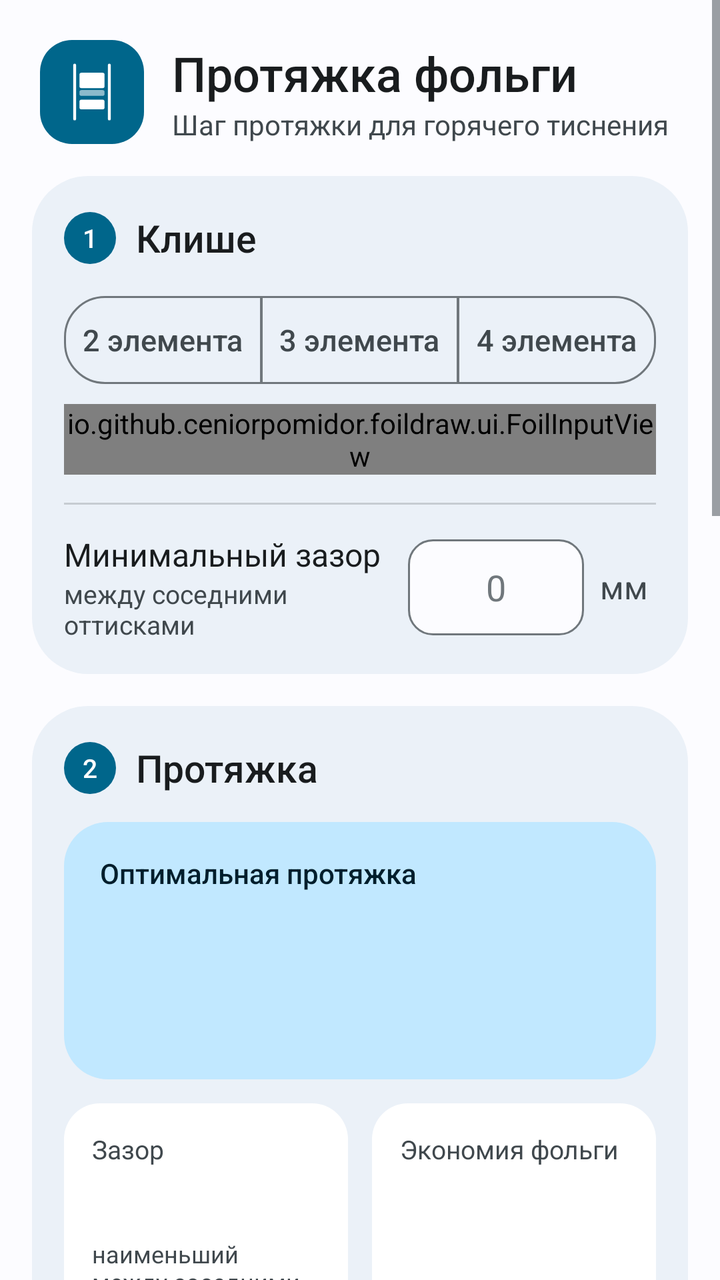
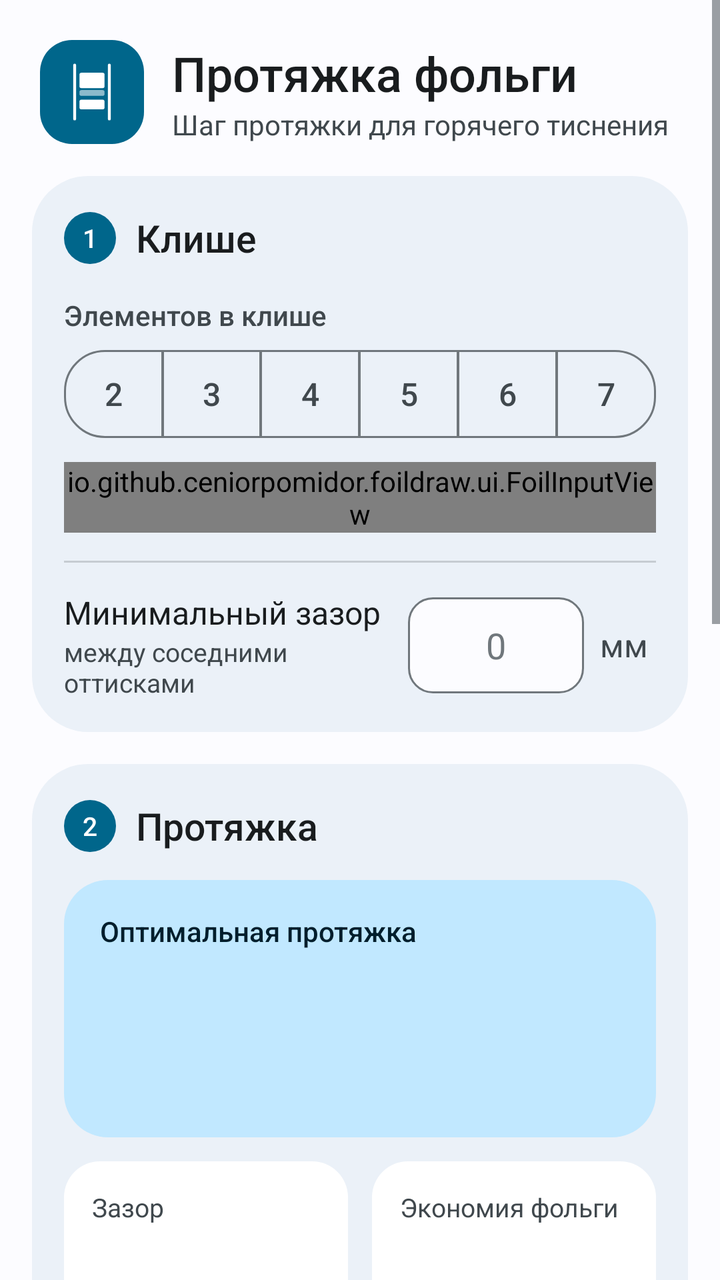

Before-and-after screenshots of an Android layout around one commit, followed by the original layout XML and the change that was made.
<!-- AndroidManifest.xml: application theme Theme.FoilDraw -->
<!-- res/layout/activity_main.xml -->
<?xml version="1.0" encoding="utf-8"?>
<FrameLayout xmlns:android="http://schemas.android.com/apk/res/android"
    android:id="@+id/root"
    android:layout_width="match_parent"
    android:layout_height="match_parent"
    android:background="@color/bg">

    <ScrollView
        android:id="@+id/scroll"
        android:layout_width="match_parent"
        android:layout_height="match_parent"
        android:clipToPadding="false"
        android:paddingBottom="24dp">

        
        <LinearLayout
            android:id="@+id/content"
            android:layout_width="match_parent"
            android:layout_height="wrap_content"
            android:defaultFocusHighlightEnabled="false"
            android:focusable="true"
            android:focusableInTouchMode="true"
            android:orientation="vertical"
            android:paddingHorizontal="16dp"
            android:paddingTop="20dp">

            <LinearLayout
                android:layout_width="match_parent"
                android:layout_height="wrap_content"
                android:layout_marginHorizontal="4dp"
                android:gravity="center_vertical"
                android:orientation="horizontal">

                <ImageView
                    android:layout_width="52dp"
                    android:layout_height="52dp"
                    android:background="@drawable/bg_app_icon"
                    android:importantForAccessibility="no"
                    android:src="@drawable/ic_launcher_foreground"
                    android:tint="@color/on_primary" />

                <LinearLayout
                    android:layout_width="0dp"
                    android:layout_height="wrap_content"
                    android:layout_marginStart="14dp"
                    android:layout_weight="1"
                    android:orientation="vertical">

                    <TextView
                        android:layout_width="wrap_content"
                        android:layout_height="wrap_content"
                        android:fontFamily="sans-serif-medium"
                        android:text="@string/app_name"
                        android:textColor="@color/on_surface"
                        android:textSize="24sp" />

                    <TextView
                        android:layout_width="wrap_content"
                        android:layout_height="wrap_content"
                        android:text="@string/subtitle"
                        android:textColor="@color/on_surface_variant"
                        android:textSize="14sp" />
                </LinearLayout>
            </LinearLayout>

            <LinearLayout style="@style/Card">

                <LinearLayout style="@style/SectionHeader">

                    <TextView
                        style="@style/StepBadge"
                        android:text="1" />

                    <TextView
                        style="@style/SectionHeaderText"
                        android:text="@string/section_die" />
                </LinearLayout>

                <RadioGroup
                    android:id="@+id/count_group"
                    android:layout_width="match_parent"
                    android:layout_height="wrap_content"
                    android:layout_marginTop="16dp"
                    android:contentDescription="@string/count_title"
                    android:orientation="horizontal">

                    <RadioButton
                        android:id="@+id/count_2"
                        style="@style/Segment.Start"
                        android:text="@string/count_2" />

                    <RadioButton
                        android:id="@+id/count_3"
                        style="@style/Segment.Middle"
                        android:text="@string/count_3" />

                    <RadioButton
                        android:id="@+id/count_4"
                        style="@style/Segment.End"
                        android:text="@string/count_4" />
                </RadioGroup>

                <io.github.ceniorpomidor.foildraw.ui.FoilInputView
                    android:id="@+id/diagram"
                    android:layout_width="match_parent"
                    android:layout_height="wrap_content"
                    android:layout_marginTop="10dp" />

                <View style="@style/Divider" />

                <LinearLayout style="@style/InputRow">

                    <LinearLayout
                        android:layout_width="0dp"
                        android:layout_height="wrap_content"
                        android:layout_weight="1"
                        android:orientation="vertical">

                        <TextView
                            style="@style/InputTitle"
                            android:text="@string/min_gap_title" />

                        <TextView
                            style="@style/InputHint"
                            android:text="@string/min_gap_hint" />
                    </LinearLayout>

                    <EditText
                        android:id="@+id/min_gap"
                        style="@style/Field"
                        android:layout_width="@dimen/field_width"
                        android:layout_height="wrap_content"
                        android:importantForAutofill="no"
                        android:inputType="numberDecimal" />

                    <TextView style="@style/Unit" />
                </LinearLayout>
            </LinearLayout>

            <LinearLayout style="@style/Card">

                <LinearLayout style="@style/SectionHeader">

                    <TextView
                        style="@style/StepBadge"
                        android:text="2" />

                    <TextView
                        style="@style/SectionHeaderText"
                        android:text="@string/section_pull" />
                </LinearLayout>

                <TextView
                    android:id="@+id/invalid_input"
                    android:layout_width="match_parent"
                    android:layout_height="wrap_content"
                    android:layout_marginTop="12dp"
                    android:text="@string/invalid_input"
                    android:textColor="@color/on_surface_variant"
                    android:textSize="15sp"
                    android:visibility="gone" />

                <LinearLayout
                    android:id="@+id/result"
                    android:layout_width="match_parent"
                    android:layout_height="wrap_content"
                    android:orientation="vertical">

                    <LinearLayout
                        android:layout_width="match_parent"
                        android:layout_height="wrap_content"
                        android:layout_marginTop="14dp"
                        android:background="@drawable/bg_hero"
                        android:orientation="vertical"
                        android:paddingHorizontal="18dp"
                        android:paddingVertical="16dp">

                        <TextView
                            android:layout_width="wrap_content"
                            android:layout_height="wrap_content"
                            android:fontFamily="sans-serif-medium"
                            android:text="@string/result_title"
                            android:textColor="@color/on_primary_container"
                            android:textSize="14sp" />

                        <TextView
                            android:id="@+id/pull_value"
                            android:layout_width="wrap_content"
                            android:layout_height="wrap_content"
                            android:fontFamily="sans-serif-medium"
                            android:textColor="@color/on_primary_container"
                            android:textSize="44sp" />

                        <TextView
                            android:id="@+id/pull_window"
                            android:layout_width="match_parent"
                            android:layout_height="wrap_content"
                            android:alpha="0.8"
                            android:textColor="@color/on_primary_container"
                            android:textSize="14sp" />
                    </LinearLayout>

                    <LinearLayout
                        android:layout_width="match_parent"
                        android:layout_height="wrap_content"
                        android:layout_marginTop="12dp"
                        android:orientation="horizontal">

                        <LinearLayout style="@style/Tile">

                            <TextView
                                style="@style/TileLabel"
                                android:text="@string/clearance_title" />

                            <TextView
                                android:id="@+id/clearance_value"
                                style="@style/TileValue" />

                            <TextView
                                style="@style/TileHint"
                                android:text="@string/clearance_hint" />
                        </LinearLayout>

                        <LinearLayout
                            style="@style/Tile"
                            android:layout_marginStart="12dp">

                            <TextView
                                style="@style/TileLabel"
                                android:text="@string/savings_title" />

                            <TextView
                                android:id="@+id/savings_value"
                                style="@style/TileValue" />

                            <TextView
                                android:id="@+id/savings_hint"
                                style="@style/TileHint" />
                        </LinearLayout>
                    </LinearLayout>

                    <TextView
                        style="@style/SectionTitle"
                        android:layout_marginTop="18dp"
                        android:text="@string/scheme_title" />

                    <io.github.ceniorpomidor.foildraw.ui.FoilSchemeView
                        android:id="@+id/scheme"
                        android:layout_width="match_parent"
                        android:layout_height="360dp"
                        android:layout_marginTop="8dp" />

                    <TextView
                        android:layout_width="match_parent"
                        android:layout_height="wrap_content"
                        android:layout_marginTop="8dp"
                        android:text="@string/scheme_hint"
                        android:textColor="@color/on_surface_variant"
                        android:textSize="13sp" />
                </LinearLayout>
            </LinearLayout>

            <LinearLayout style="@style/Card">

                <LinearLayout style="@style/SectionHeader">

                    <TextView
                        style="@style/StepBadge"
                        android:text="3" />

                    <TextView
                        style="@style/SectionHeaderText"
                        android:text="@string/usage_title" />
                </LinearLayout>

                <LinearLayout
                    style="@style/InputRow"
                    android:layout_marginTop="14dp">

                    <LinearLayout
                        android:layout_width="0dp"
                        android:layout_height="wrap_content"
                        android:layout_weight="1"
                        android:orientation="vertical">

                        <TextView
                            style="@style/InputTitle"
                            android:text="@string/run_title" />

                        <TextView
                            style="@style/InputHint"
                            android:text="@string/run_hint" />
                    </LinearLayout>

                    <EditText
                        android:id="@+id/run"
                        style="@style/Field"
                        android:layout_width="@dimen/field_width"
                        android:layout_height="wrap_content"
                        android:importantForAutofill="no"
                        android:inputType="number" />

                    <TextView
                        style="@style/Unit"
                        android:text="@string/unit_pcs" />
                </LinearLayout>

                <LinearLayout
                    style="@style/InputRow"
                    android:layout_marginTop="12dp">

                    <LinearLayout
                        android:layout_width="0dp"
                        android:layout_height="wrap_content"
                        android:layout_weight="1"
                        android:orientation="vertical">

                        <TextView
                            style="@style/InputTitle"
                            android:text="@string/roll_title" />

                        <TextView
                            style="@style/InputHint"
                            android:text="@string/roll_hint" />
                    </LinearLayout>

                    <EditText
                        android:id="@+id/roll_length"
                        style="@style/Field"
                        android:layout_width="@dimen/field_width"
                        android:layout_height="wrap_content"
                        android:importantForAutofill="no"
                        android:inputType="numberDecimal" />

                    <TextView
                        style="@style/Unit"
                        android:text="@string/unit_m" />
                </LinearLayout>

                <View style="@style/Divider" />

                <TextView
                    android:id="@+id/usage_missing"
                    android:layout_width="match_parent"
                    android:layout_height="wrap_content"
                    android:textColor="@color/on_surface_variant"
                    android:textSize="15sp"
                    android:visibility="gone" />

                <LinearLayout
                    android:id="@+id/usage"
                    android:layout_width="match_parent"
                    android:layout_height="wrap_content"
                    android:orientation="vertical">

                    <LinearLayout style="@style/StatRow">

                        <TextView
                            style="@style/StatLabel"
                            android:text="@string/usage_run_title" />

                        <TextView
                            android:id="@+id/usage_run"
                            style="@style/StatValue" />
                    </LinearLayout>

                    <LinearLayout style="@style/StatRow">

                        <TextView
                            android:id="@+id/usage_make_ready_title"
                            style="@style/StatLabel" />

                        <TextView
                            android:id="@+id/usage_make_ready"
                            style="@style/StatValue" />
                    </LinearLayout>

                    <LinearLayout
                        android:layout_width="match_parent"
                        android:layout_height="wrap_content"
                        android:layout_marginTop="10dp"
                        android:background="@drawable/bg_total"
                        android:gravity="center_vertical"
                        android:orientation="horizontal"
                        android:paddingHorizontal="18dp"
                        android:paddingVertical="14dp">

                        <LinearLayout
                            android:layout_width="0dp"
                            android:layout_height="wrap_content"
                            android:layout_weight="1"
                            android:orientation="vertical">

                            <TextView
                                android:layout_width="wrap_content"
                                android:layout_height="wrap_content"
                                android:fontFamily="sans-serif-medium"
                                android:text="@string/usage_total_title"
                                android:textColor="@color/on_secondary_container"
                                android:textSize="15sp" />

                            <TextView
                                android:id="@+id/usage_total_hint"
                                android:layout_width="wrap_content"
                                android:layout_height="wrap_content"
                                android:alpha="0.8"
                                android:textColor="@color/on_secondary_container"
                                android:textSize="13sp" />
                        </LinearLayout>

                        <TextView
                            android:id="@+id/usage_total"
                            android:layout_width="wrap_content"
                            android:layout_height="wrap_content"
                            android:fontFamily="sans-serif-medium"
                            android:textColor="@color/on_secondary_container"
                            android:textSize="26sp" />
                    </LinearLayout>
                </LinearLayout>
            </LinearLayout>
        </LinearLayout>
    </ScrollView>
</FrameLayout>
<!-- resources referenced by this layout -->
<resources>
  <color name="bg">#F7F8FD</color>
  <color name="on_primary">#FFFFFF</color>
  <color name="on_primary_container">#0C1B4F</color>
  <color name="on_secondary_container">#151B2C</color>
  <color name="on_surface">#1A1C22</color>
  <color name="on_surface_variant">#575E71</color>
  <dimen name="field_width">88dp</dimen>
  <!-- drawable bg_app_icon (drawable) -->
  <?xml version="1.0" encoding="utf-8"?>
  <shape xmlns:android="http://schemas.android.com/apk/res/android" android:shape="rectangle">
      <solid android:color="@color/primary" />
      <corners android:radius="16dp" />
  </shape>
  <string name="app_name">Протяжка фольги</string>
  <string name="clearance_hint">наименьший между соседними оттисками</string>
  <string name="clearance_title">Зазор</string>
  <string name="count_2">2 элемента</string>
  <string name="count_3">3 элемента</string>
  <string name="count_4">4 элемента</string>
  <string name="count_title">Количество элементов</string>
  <string name="invalid_input">Заполните все поля. Высота элемента — от 0,5 до 1000 мм, промежуток — от 0 до 1000 мм, зазор — до 100 мм.</string>
  <string name="min_gap_hint">между соседними оттисками</string>
  <string name="min_gap_title">Минимальный зазор</string>
  <string name="result_title">Оптимальная протяжка</string>
  <string name="roll_hint">длина фольги в одном ролике</string>
  <string name="roll_title">Намотка ролика</string>
  <string name="run_hint">количество ударов</string>
  <string name="run_title">Тираж</string>
  <string name="savings_title">Экономия фольги</string>
  <string name="scheme_hint">Заштрихован один удар, цифры — порядок ударов. Стрелка справа — протяжка.</string>
  <string name="scheme_title">Оттиски на фольге</string>
  <string name="section_die">Клише</string>
  <string name="section_pull">Протяжка</string>
  <string name="subtitle">Шаг протяжки для горячего тиснения</string>
  <string name="unit_m">м</string>
  <string name="unit_pcs">шт</string>
  <string name="usage_run_title">На тираж</string>
  <string name="usage_title">Расход фольги</string>
  <string name="usage_total_title">Понадобится</string>
  <style name="Segment.End">
          <item name="android:background">@drawable/bg_segment_end</item>
          <item name="android:layout_marginStart">-1dp</item>
      </style>
  <style name="Segment.Middle">
          <item name="android:background">@drawable/bg_segment_middle</item>
          <item name="android:layout_marginStart">-1dp</item>
      </style>
  <style name="Segment.Start">
          <item name="android:background">@drawable/bg_segment_start</item>
      </style>
  <color name="primary">#2F55C5</color>
  <color name="primary_container">#DCE2FF</color>
  <color name="secondary_container">#DCE1F9</color>
  <!-- drawable bg_card (drawable) -->
  <?xml version="1.0" encoding="utf-8"?>
  <shape xmlns:android="http://schemas.android.com/apk/res/android" android:shape="rectangle">
      <solid android:color="@color/card" />
      <corners android:radius="28dp" />
  </shape>
  <color name="outline">#8C92A4</color>
  <!-- drawable bg_badge (drawable) -->
  <?xml version="1.0" encoding="utf-8"?>
  <shape xmlns:android="http://schemas.android.com/apk/res/android" android:shape="oval">
      <solid android:color="@color/primary" />
  </shape>
  <!-- drawable bg_tile (drawable) -->
  <?xml version="1.0" encoding="utf-8"?>
  <shape xmlns:android="http://schemas.android.com/apk/res/android" android:shape="rectangle">
      <solid android:color="@color/tile" />
      <corners android:radius="18dp" />
  </shape>
  <string name="unit_mm">мм</string>
  <style name="Base.Theme.FoilDraw" parent="android:Theme.Material.Light.NoActionBar" />
  <color name="card">#ECEEF7</color>
  <color name="field">#FFFFFF</color>
  <color name="error">#BA1A1A</color>
  <color name="tile">#FFFFFF</color>
  <!-- unchanged entries left out for length: 26 -->
</resources>

<!-- the commit's change to res/layout/activity_main.xml (unified diff, before → after) -->
@@ -76,35 +76,55 @@
                         android:text="@string/section_die" />
                 </LinearLayout>
 
+                <TextView
+                    style="@style/SectionTitle"
+                    android:layout_marginTop="16dp"
+                    android:text="@string/count_title" />
+
                 <RadioGroup
                     android:id="@+id/count_group"
                     android:layout_width="match_parent"
                     android:layout_height="wrap_content"
-                    android:layout_marginTop="16dp"
+                    android:layout_marginTop="8dp"
                     android:contentDescription="@string/count_title"
                     android:orientation="horizontal">
 
                     <RadioButton
                         android:id="@+id/count_2"
                         style="@style/Segment.Start"
-                        android:text="@string/count_2" />
+                        android:text="2" />
 
                     <RadioButton
                         android:id="@+id/count_3"
                         style="@style/Segment.Middle"
-                        android:text="@string/count_3" />
+                        android:text="3" />
 
                     <RadioButton
                         android:id="@+id/count_4"
+                        style="@style/Segment.Middle"
+                        android:text="4" />
+
+                    <RadioButton
+                        android:id="@+id/count_5"
+                        style="@style/Segment.Middle"
+                        android:text="5" />
+
+                    <RadioButton
+                        android:id="@+id/count_6"
+                        style="@style/Segment.Middle"
+                        android:text="6" />
+
+                    <RadioButton
+                        android:id="@+id/count_7"
                         style="@style/Segment.End"
-                        android:text="@string/count_4" />
+                        android:text="7" />
                 </RadioGroup>
 
                 <io.github.ceniorpomidor.foildraw.ui.FoilInputView
                     android:id="@+id/diagram"
                     android:layout_width="match_parent"
                     android:layout_height="wrap_content"
-                    android:layout_marginTop="10dp" />
+                    android:layout_marginTop="12dp" />
 
                 <View style="@style/Divider" />
 
@@ -247,7 +267,7 @@
                     <io.github.ceniorpomidor.foildraw.ui.FoilSchemeView
                         android:id="@+id/scheme"
                         android:layout_width="match_parent"
-                        android:layout_height="360dp"
+                        android:layout_height="wrap_content"
                         android:layout_marginTop="8dp" />
 
                     <TextView
<!-- resource entries referenced after the edit -->
@@ -16,10 +16,7 @@
   <string name="app_name">Протяжка фольги</string>
   <string name="clearance_hint">наименьший между соседними оттисками</string>
   <string name="clearance_title">Зазор</string>
-  <string name="count_2">2 элемента</string>
-  <string name="count_3">3 элемента</string>
-  <string name="count_4">4 элемента</string>
-  <string name="count_title">Количество элементов</string>
+  <string name="count_title">Элементов в клише</string>
   <string name="invalid_input">Заполните все поля. Высота элемента — от 0,5 до 1000 мм, промежуток — от 0 до 1000 мм, зазор — до 100 мм.</string>
   <string name="min_gap_hint">между соседними оттисками</string>
   <string name="min_gap_title">Минимальный зазор</string>
@@ -29,7 +26,7 @@
   <string name="run_hint">количество ударов</string>
   <string name="run_title">Тираж</string>
   <string name="savings_title">Экономия фольги</string>
-  <string name="scheme_hint">Заштрихован один удар, цифры — порядок ударов. Стрелка справа — протяжка.</string>
+  <string name="scheme_hint">Лента от начала ролика: «удар N» — порядок ударов, цвет и номер в кружке — элемент клише. Первый удар заштрихован, стрелка справа — протяжка.</string>
   <string name="scheme_title">Оттиски на фольге</string>
   <string name="section_die">Клише</string>
   <string name="section_pull">Протяжка</string>
